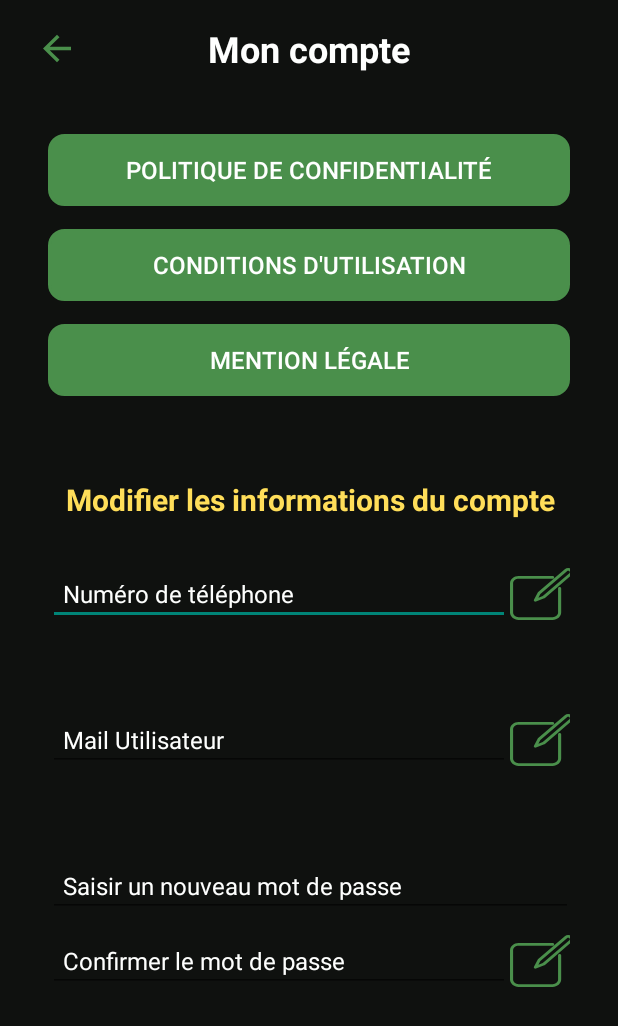
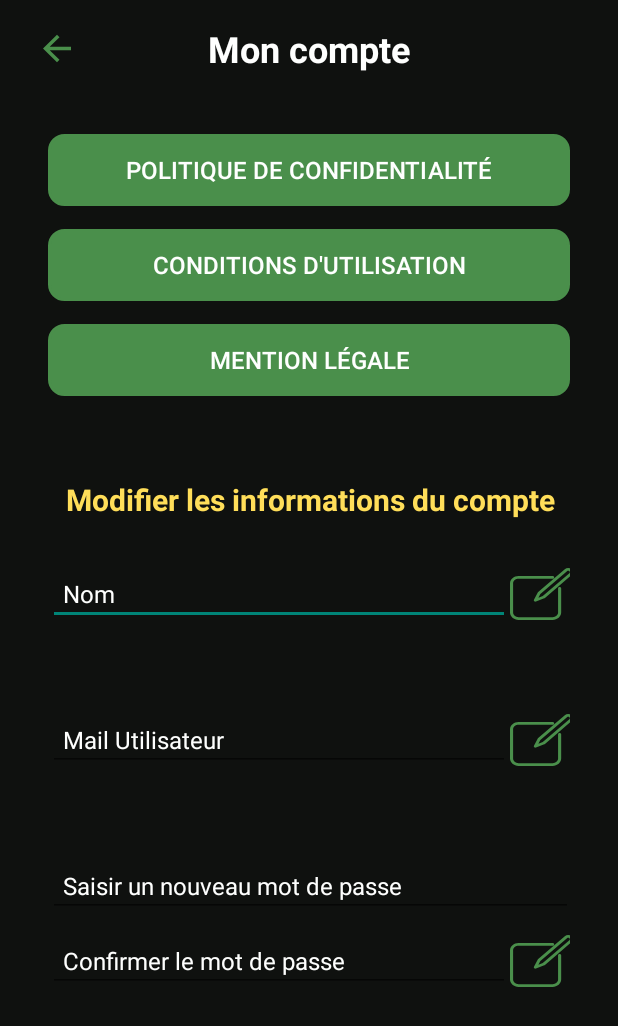
Before and after one commit to AmeEtYuki/ImmoMVCEDL, an Android app: the MonEspaceCompteActivity screen opened directly, with no data from a screen before it, on a phone screen of 412 x 824 dp. Shown: the top 1026 px of the screen. Run offline under Robolectric (Android 15) with nearby library versions, the phone set to English and light mode, and no system bars.

Commit message:
Edit Page Compte

```diff
--- a/app/src/main/java/com/example/oioj/MonEspaceCompteActivity.kt
+++ b/app/src/main/java/com/example/oioj/MonEspaceCompteActivity.kt
@@ -41,7 +41,6 @@ class MonEspaceCompteActivity : AppCompatActivity() {
             val redirection = Intent(this, MECConditionActivity::class.java)
             startActivity(redirection)
         }
-
         GlobalScope.launch (Dispatchers.IO) {
             chargerInfos()
         }
--- a/app/src/main/res/layout/es_espace_compte.xml
+++ b/app/src/main/res/layout/es_espace_compte.xml
@@ -105,12 +105,12 @@
                 android:orientation="horizontal">
 
                 <EditText
-                    android:id="@+id/editTextPhone"
+                    android:id="@+id/editNom"
                     android:layout_width="0dp"
                     android:layout_height="wrap_content"
                     android:layout_marginTop="8dp"
                     android:layout_weight="1"
-                    android:hint="Numéro de téléphone"
+                    android:hint="Nom"
                     android:inputType="phone"
                     android:padding="10dp"
                     android:textColor="@color/txtWhite"
```
